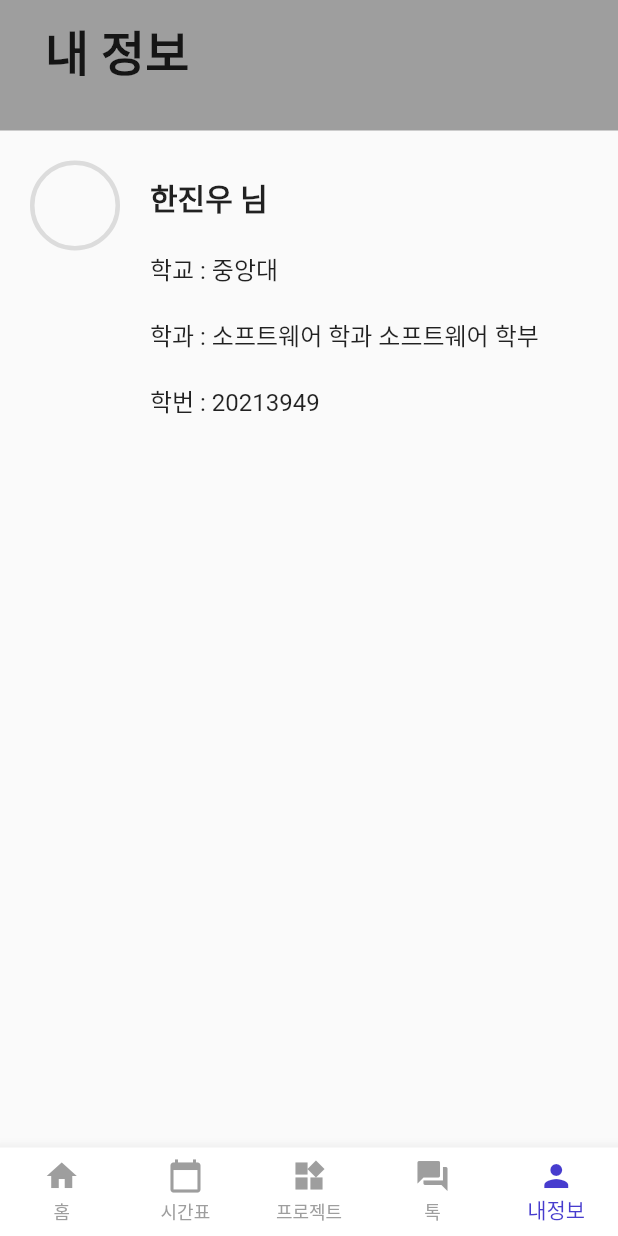
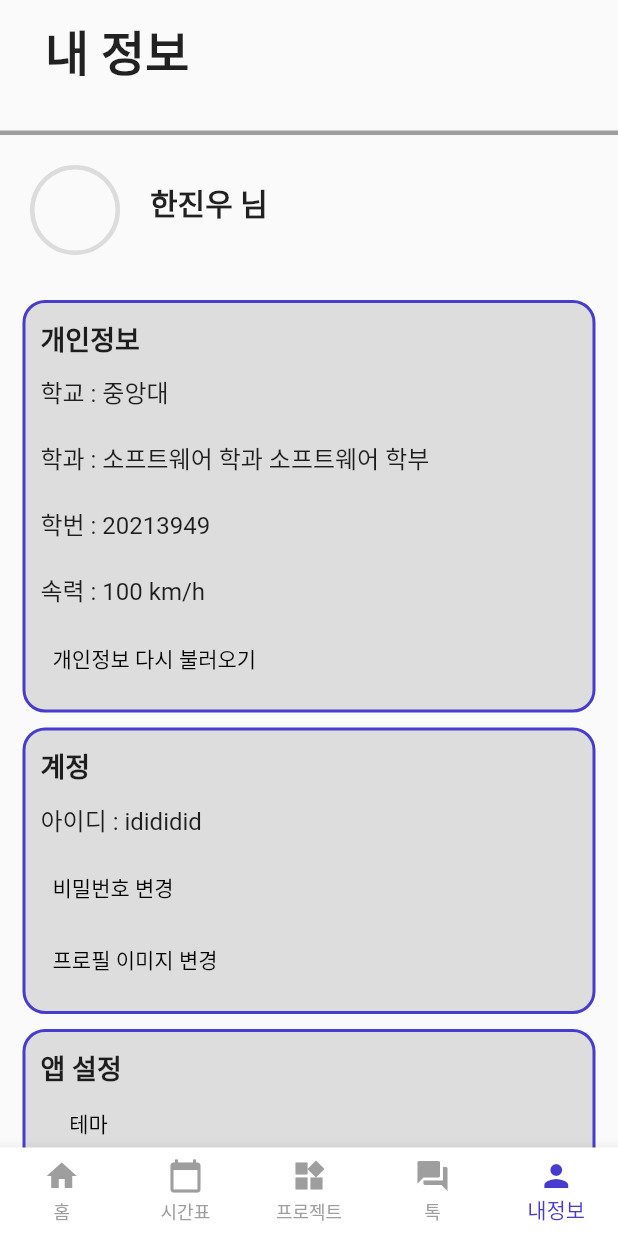
Before and after one commit to rkftp/Kroocrew, a Flutter app: the screen it shows after launch, item 5 of the bottom bar chosen, on a phone screen of 412 x 824 dp. Run offline on Flutter 3.47's test engine with Material 2 defaults, Android fonts, the phone set to English and light mode, and no system bars; our stand-ins replace functional_widget_annotation, get, table_calendar, timer_builder.

Commit message:
mypage 구현

```diff
--- a/lib/app.dart
+++ b/lib/app.dart
@@ -21,6 +21,8 @@ class App extends StatelessWidget {
   var user_speed = '100';
   var user_num = '20213949';
 
+  var user_id = 'idididid';
+
   @override
   Widget build(BuildContext context) {
     return Scaffold(
@@ -32,7 +34,7 @@ class App extends StatelessWidget {
             Timetables(),
             Projects(),//projects
             Chat(),
-            Myinfo(user_name:user_name,user_uni_name:user_uni_name,user_dep_name:user_dep_name,user_num:user_num),
+            Myinfo(user_name:user_name,user_uni_name:user_uni_name,user_dep_name:user_dep_name,user_num:user_num,user_speed: user_speed,user_id:user_id),
           ],
         ),
       ),
--- a/lib/widgets/myinfo/0.Head.dart
+++ b/lib/widgets/myinfo/0.Head.dart
@@ -6,12 +6,23 @@ class head extends StatelessWidget {
   @override
   Widget build(BuildContext context) {
     return Container(
-        color: Colors.grey,
+      decoration: BoxDecoration(
+        border: Border(
+          bottom: BorderSide(
+            color: Colors.grey, // 아래쪽 변에 검은색 테두리를 적용합니다.
+            width: 3.0, // 테두리의 두께를 1.0으로 설정합니다.
+          ),
+        ),
+        // Container 내부는 투명으로 설정합니다.
+      ),
         padding: EdgeInsets.fromLTRB(30, 10, 0,30),
-        child: Text('내 정보',style:TextStyle(
-        fontSize: 32,
-        fontWeight: FontWeight.w900,
-      ))
+        child:Text('내 정보',style:TextStyle(
+          fontSize: 32,
+          fontWeight: FontWeight.w900,
+          ),
+        ),
+
+
     );
   }
 }
--- a/lib/widgets/myinfo/1.Image.dart
+++ b/lib/widgets/myinfo/1.Image.dart
@@ -7,7 +7,7 @@ class image_box extends StatelessWidget {
   @override
   Widget build(BuildContext context) {
     return Container(
-      margin: EdgeInsets.fromLTRB(20, 20, 20, 0),
+      margin: EdgeInsets.fromLTRB(20, 20, 20, 20),
       height: 60,
       width: 60,
       decoration: BoxDecoration(
--- /dev/null
+++ b/lib/widgets/myinfo/2.Name.dart
@@ -0,0 +1,16 @@
+import 'package:flutter/material.dart';
+
+class name_box extends StatelessWidget {
+  const name_box({super.key, this.user_name});
+  final user_name;
+  @override
+  Widget build(BuildContext context) {
+    return  Container(
+        margin: EdgeInsets.fromLTRB(0, 30, 0, 10),
+        child: Text('$user_name 님',style:TextStyle(
+          fontSize: 20,
+          fontWeight:FontWeight.bold,
+        ))
+    );
+  }
+}
--- a/lib/widgets/myinfo/2.Text.dart
+++ /dev/null
@@ -1,82 +0,0 @@
-import 'package:flutter/material.dart';
-
-class text_box extends StatelessWidget {
-  text_box({super.key,this.user_name,this.user_uni_name,this.user_dep_name,this.user_num});
-  final user_name;
-  final user_uni_name;
-  final user_dep_name;
-  final user_num;
-  @override
-  Widget build(BuildContext context) {
-    return Container(
-      margin: EdgeInsets.fromLTRB(0, 20, 20, 0),
-
-      width: 300,
-      height: 200,
-      child: Column(
-        crossAxisAlignment: CrossAxisAlignment.start,
-        children: [
-          name(user_name:user_name),
-          uni(user_uni_name:user_uni_name),
-          dep(user_dep_name:user_dep_name),
-          num(user_num:user_num),
-
-        ],
-      ),
-    );
-  }
-}
-
-class name extends StatelessWidget {
-  const name({super.key,this.user_name});
- final user_name;
-  @override
-  Widget build(BuildContext context) {
-    return Container(
-        margin: EdgeInsets.fromLTRB(0, 10, 0, 10),
-        child: Text('$user_name 님',style:TextStyle(
-        fontSize: 20,
-        fontWeight:FontWeight.bold,
-      ))
-    );
-  }
-}
-class uni extends StatelessWidget {
-  const uni({super.key,this.user_uni_name});
-  final user_uni_name;
-  @override
-  Widget build(BuildContext context) {
-    return Container(
-        margin: EdgeInsets.fromLTRB(0, 10, 0, 10),
-        child: Text('학교 : $user_uni_name',style: TextStyle(
-          fontSize: 16,
-        ))
-    );
-  }
-}
-class dep extends StatelessWidget {
-  const dep({super.key,this.user_dep_name});
-  final user_dep_name;
-  @override
-  Widget build(BuildContext context) {
-    return Container(
-        margin: EdgeInsets.fromLTRB(0, 10, 0, 10),
-        child: Text('학과 : $user_dep_name',style:TextStyle(
-            fontSize: 16,
-        ))
-    );
-  }
-}
-class num extends StatelessWidget {
-  const num({super.key,this.user_num});
-  final user_num;
-  @override
-  Widget build(BuildContext context) {
-    return Container(
-        margin: EdgeInsets.fromLTRB(0, 10, 0, 10),
-        child: Text('학번 : $user_num',style:TextStyle(
-          fontSize: 16,
-        ))
-    );
-  }
-}
--- /dev/null
+++ b/lib/widgets/myinfo/3.Infomation.dart
@@ -0,0 +1,96 @@
+import 'package:flutter/material.dart';
+
+class imformation extends StatelessWidget {
+  const imformation({super.key,this.user_uni_name,this.user_dep_name,this.user_num,this.user_speed});
+  final user_uni_name;
+  final user_dep_name;
+  final user_num;
+  final user_speed;
+  @override
+  Widget build(BuildContext context) {
+    return Container(
+      margin: EdgeInsets.fromLTRB(15, 10, 15, 00),
+      padding: EdgeInsets.fromLTRB(10, 10, 10, 10),
+      decoration: BoxDecoration(
+          border: Border.all(
+            color:Color(0xff473CCE), // 테두리 색상을 검은색으로 설정합니다.
+            width: 2, // 테두리 선의 두께를 설정합니다.
+          ),
+           color:Color(0xffdddddd),
+          borderRadius: BorderRadius.circular(15),
+
+      ),
+      child: Column(
+          crossAxisAlignment: CrossAxisAlignment.start,
+          children: [
+            Text("개인정보",style:TextStyle(
+              fontWeight: FontWeight.bold,
+              fontSize: 18,
+              ),
+            ),
+
+            uni(user_uni_name:user_uni_name),
+            dep(user_dep_name:user_dep_name),
+            num(user_num:user_num),
+            speed(user_speed:user_speed),
+
+            TextButton(onPressed: (){}, child:
+              Text("개인정보 다시 불러오기", style: TextStyle(color:Colors.black))),
+          ]
+      ),
+    );
+  }
+}
+
+class uni extends StatelessWidget {
+  const uni({super.key,this.user_uni_name});
+  final user_uni_name;
+  @override
+  Widget build(BuildContext context) {
+    return Container(
+        margin: EdgeInsets.fromLTRB(0, 10, 0, 10),
+        child: Text('학교 : $user_uni_name',style: TextStyle(
+          fontSize: 16,
+        ))
+    );
+  }
+}
+class dep extends StatelessWidget {
+  const dep({super.key,this.user_dep_name});
+  final user_dep_name;
+  @override
+  Widget build(BuildContext context) {
+    return Container(
+        margin: EdgeInsets.fromLTRB(0, 10, 0, 10),
+        child: Text('학과 : $user_dep_name',style:TextStyle(
+          fontSize: 16,
+        ))
+    );
+  }
+}
+class num extends StatelessWidget {
+  const num({super.key,this.user_num});
+  final user_num;
+  @override
+  Widget build(BuildContext context) {
+    return Container(
+        margin: EdgeInsets.fromLTRB(0, 10, 0, 10),
+        child: Text('학번 : $user_num',style:TextStyle(
+          fontSize: 16,
+        ))
+    );
+  }
+}
+class speed extends StatelessWidget {
+  const speed({super.key,this.user_speed});
+  final user_speed;
+  @override
+  Widget build(BuildContext context) {
+    return Container(
+        margin: EdgeInsets.fromLTRB(0, 10, 0, 10),
+        child: Text('속력 : $user_speed km/h',style:TextStyle(
+          fontSize: 16,
+        ))
+    );
+  }
+}
--- /dev/null
+++ b/lib/widgets/myinfo/4.Account.dart
@@ -0,0 +1,51 @@
+import 'package:flutter/material.dart';
+
+class account extends StatelessWidget {
+  const account({super.key,this.user_id});
+  final user_id;
+
+  @override
+  Widget build(BuildContext context) {
+    return Container(
+      margin: EdgeInsets.fromLTRB(15, 10, 15, 0),
+      padding: EdgeInsets.fromLTRB(10, 10, 10, 10),
+      decoration: BoxDecoration(
+        border: Border.all(
+          color:Color(0xff473CCE), // 테두리 색상을 검은색으로 설정합니다.
+          width: 2, // 테두리 선의 두께를 설정합니다.
+        ),
+        color:Color(0xffdddddd),
+        borderRadius: BorderRadius.circular(15),
+
+      ),
+      child: Column(
+          crossAxisAlignment: CrossAxisAlignment.start,
+          children: [
+            Text("계정",style:TextStyle(
+              fontWeight: FontWeight.bold,
+              fontSize: 18,
+            )),
+            id(user_id:user_id),
+            TextButton(onPressed: (){}, child:
+            Text("비밀번호 변경", style: TextStyle(color:Colors.black))),
+            TextButton(onPressed: (){}, child:
+            Text("프로필 이미지 변경", style: TextStyle(color:Colors.black))),
+          ]
+      ),
+    );
+  }
+}
+
+class id extends StatelessWidget {
+  const id({super.key,this.user_id});
+  final user_id;
+  @override
+  Widget build(BuildContext context) {
+    return Container(
+        margin: EdgeInsets.fromLTRB(0, 10, 0, 10),
+        child: Text('아이디 : $user_id',style:TextStyle(
+          fontSize: 16,
+        ))
+    );
+  }
+}
--- /dev/null
+++ b/lib/widgets/myinfo/5.AppSet.dart
@@ -0,0 +1,36 @@
+import 'package:flutter/material.dart';
+
+class appset extends StatelessWidget {
+  const appset({super.key});
+
+
+  @override
+  Widget build(BuildContext context) {
+    return Container(
+      margin: EdgeInsets.fromLTRB(15, 10, 15, 0),
+      padding: EdgeInsets.fromLTRB(10, 10, 10, 10),
+      decoration: BoxDecoration(
+        border: Border.all(
+          color:Color(0xff473CCE), // 테두리 색상을 검은색으로 설정합니다.
+          width: 2, // 테두리 선의 두께를 설정합니다.
+        ),
+        color:Color(0xffdddddd),
+        borderRadius: BorderRadius.circular(15),
+
+      ),
+      child: Column(
+          crossAxisAlignment: CrossAxisAlignment.start,
+          children: [
+            Text("앱 설정",style:TextStyle(
+              fontWeight: FontWeight.bold,
+              fontSize: 18,
+            )),
+            TextButton(onPressed: (){}, child:
+            Text("테마", style: TextStyle(color:Colors.black))),
+            TextButton(onPressed: (){}, child:
+            Text("알림설정", style: TextStyle(color:Colors.black))),
+          ]
+      ),
+    );
+  }
+}
--- /dev/null
+++ b/lib/widgets/myinfo/6.Etc.dart
@@ -0,0 +1,37 @@
+import 'package:flutter/material.dart';
+
+class etc extends StatelessWidget {
+  const etc({super.key});
+
+
+  @override
+  Widget build(BuildContext context) {
+    return Container(
+      margin: EdgeInsets.fromLTRB(15, 10, 15, 0),
+      padding: EdgeInsets.fromLTRB(10, 10, 10, 10),
+      decoration: BoxDecoration(
+        border: Border.all(
+          color:Color(0xff473CCE), // 테두리 색상을 검은색으로 설정합니다.
+          width: 2,
+          // 테두리 선의 두께를 설정합니다.
+        ),
+        color:Color(0xffdddddd),
+        borderRadius: BorderRadius.circular(15),
+
+      ),
+      child: Column(
+          crossAxisAlignment: CrossAxisAlignment.start,
+          children: [
+            Text("기타",style:TextStyle(
+              fontWeight: FontWeight.bold,
+              fontSize: 18,
+            )),
+            TextButton(onPressed: (){}, child:
+            Text("회원 탈퇴", style: TextStyle(color:Colors.black),)),
+            TextButton(onPressed: (){}, child:
+            Text("로그아웃", style: TextStyle(color:Colors.black))),
+          ]
+      ),
+    );
+  }
+}
--- a/lib/widgets/myinfo/Myinfo.dart
+++ b/lib/widgets/myinfo/Myinfo.dart
@@ -5,15 +5,22 @@ import 'package:functional_widget_annotation/functional_widget_annotation.dart';
 import 'package:flutter/widgets.dart';
 import '0.Head.dart' as Head;
 import '1.Image.dart' as Image;
-import '2.Text.dart' as Text;
+import '2.Name.dart' as Name;
+import '3.Infomation.dart' as Infornation;
+import '4.Account.dart' as Account;
+import '5.AppSet.dart' as AppSet;
+import '6.Etc.dart' as Etc;
+import '3.Text.dart' as Text;
 
 
 class Myinfo extends StatelessWidget {
-  Myinfo({Key? key, this.user_name,this.user_uni_name,this.user_dep_name,this.user_num}) : super(key: key);
+  Myinfo({Key? key, this.user_name,this.user_uni_name,this.user_dep_name,this.user_num,this.user_speed,this.user_id}) : super(key: key);
   final user_name;
   final user_uni_name;
   final user_dep_name;
   final user_num;
+  final user_speed;
+  final user_id;
   @override
   Widget build(BuildContext _context) {
       return Expanded(
@@ -25,9 +32,12 @@ class Myinfo extends StatelessWidget {
               child: Row(
                   mainAxisAlignment: MainAxisAlignment.start,
                   crossAxisAlignment: CrossAxisAlignment.start,
-                  children:[Image.image_box(),Text.text_box(user_name:user_name,user_uni_name:user_uni_name,user_dep_name:user_dep_name,user_num:user_num)]),
+                  children:[Image.image_box(),Name.name_box(user_name:user_name)]),
             ),
-
+            Infornation.imformation(user_uni_name:user_uni_name,user_dep_name:user_dep_name,user_num:user_num,user_speed:user_speed),
+            Account.account(user_id: user_id),
+            AppSet.appset(),
+            Etc.etc(),
           ],
         ),
       );
```
Also changed, not shown: pubspec.lock.
